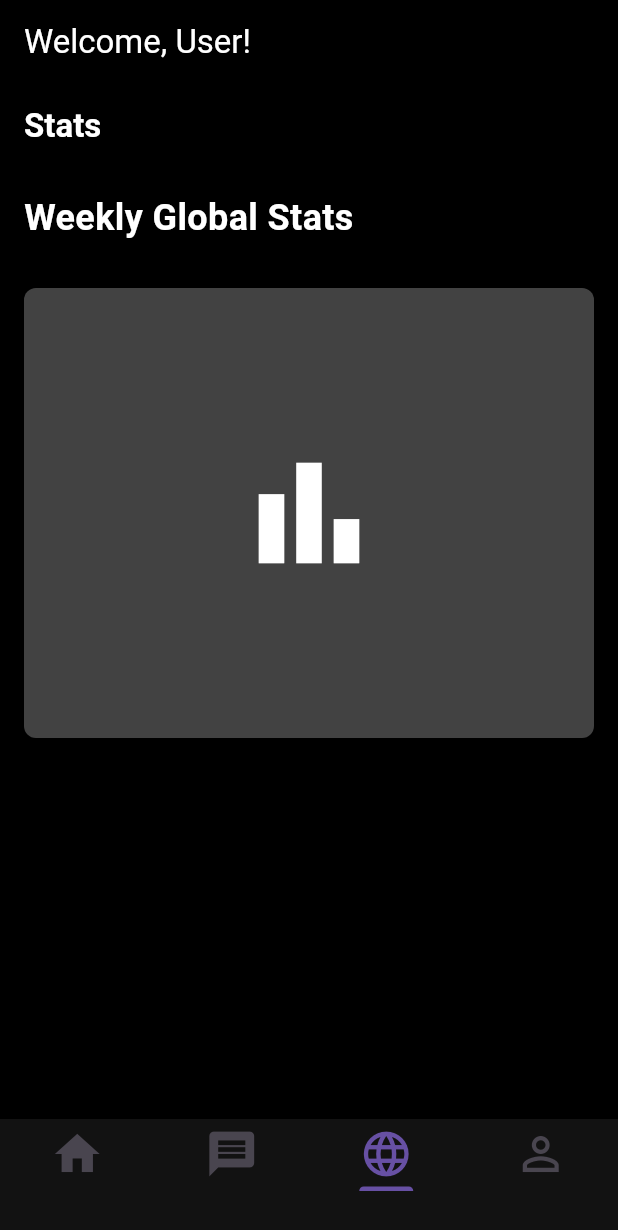
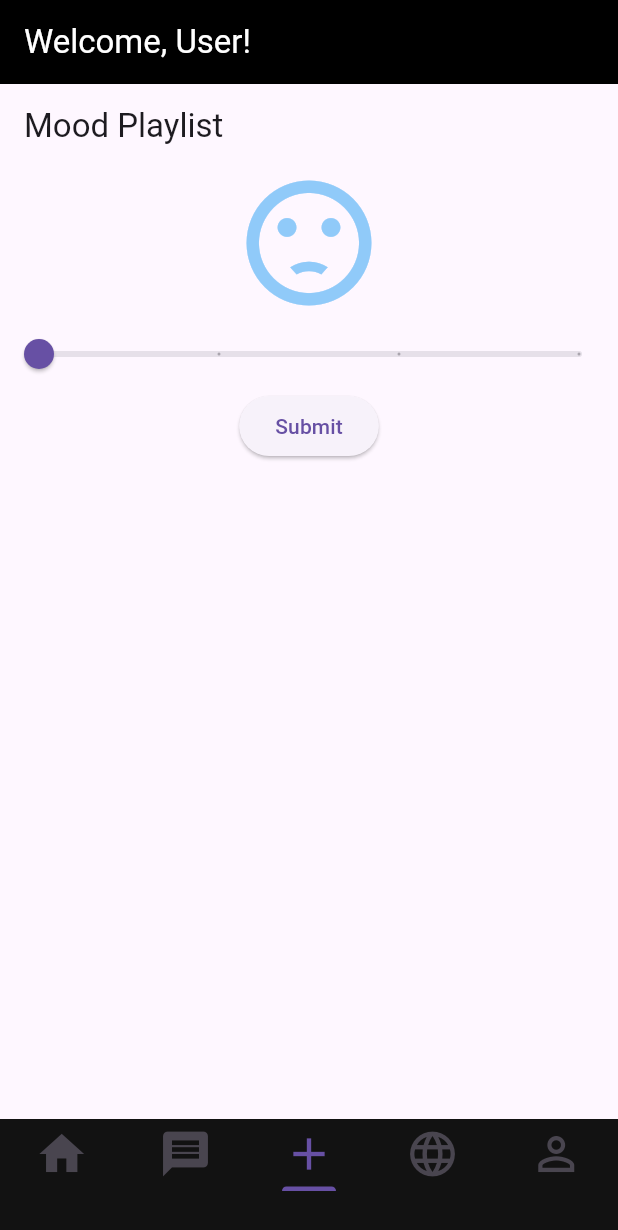
Before and after one commit to MysteryCoder456/maddata-2025, a Flutter app: the screen it shows after launch, item 3 of the bottom bar chosen, on a phone screen of 412 x 824 dp. Shown: the top 1230 px of the screen. Run offline on Flutter 3.47's test engine with Material 3 defaults, Android fonts, the phone set to English and light mode, and no system bars; our stand-ins replace flutter_dotenv, go_router, supabase_flutter; accounts and stored records are empty.

Commit message:
Playlist functionaility + changes to message UI + Changes to Profile

```diff
--- /dev/null
+++ b/lib/add.dart
@@ -0,0 +1,140 @@
+import 'package:flutter/material.dart';
+import 'package:supabase_flutter/supabase_flutter.dart';
+import 'package:http/http.dart' as http;
+import 'dart:convert';
+
+class MoodView extends StatefulWidget {
+  const MoodView({super.key});
+
+  @override
+  State<MoodView> createState() => _MoodViewState();
+}
+
+class _MoodViewState extends State<MoodView> {
+  double _moodValue = 0;
+  final List<String> _moods = ['Sad', 'Calm', 'Happy', 'Excited'];
+  List<dynamic> _playlist = [];
+
+  Future<void> fetchPlaylist() async {
+    final session = Supabase.instance.client.auth.currentSession!;
+    final token = session.providerToken;
+    if (token == null) {
+      print("No token found");
+      return;
+    }
+
+    print("Token: $token");
+
+    final genreUrl = Uri.parse('https://api.spotify.com/v1/recommendations/available-genre-seeds');
+    final genreResponse = await http.get(genreUrl, headers: {
+      'Authorization': 'Bearer $token',
+      'Content-Type': 'application/json',
+    });
+
+    if (genreResponse.statusCode == 200) {
+      final genres = json.decode(genreResponse.body)['genres'] as List<dynamic>;
+      if (genres.isEmpty) {
+        print("No genres available");
+        return;
+      }
+
+      // Map mood to genre (adjust as needed)
+      final moodToGenre = {
+        'Sad': 'blues',
+        'Calm': 'chill',
+        'Happy': 'pop',
+        'Excited': 'rock'
+      };
+      final selectedMood = _moods[_moodValue.toInt()];
+      final selectedGenre = moodToGenre[selectedMood] ?? genres.first;
+
+      print("Selected Genre: $selectedGenre");
+
+      final playlistUrl = Uri.parse(
+          'https://api.spotify.com/v1/recommendations/available-genre-seeds');
+      final playlistResponse = await http.get(playlistUrl, headers: {
+        'Authorization': 'Bearer $token',
+        'Content-Type': 'application/json',
+      });
+
+      if (playlistResponse.statusCode == 200) {
+        final data = json.decode(playlistResponse.body);
+        setState(() {
+          _playlist = data['tracks'];
+        });
+      } else {
+        print("Failed to fetch genres: ${genreResponse.statusCode}");
+        print("Response Body: ${genreResponse.body}");
+      }
+    } else {
+      print("Failed to fetch genres: ${genreResponse.statusCode}");
+      print("Response Body: ${genreResponse.body}");
+    }
+  }
+
+  Widget _getMoodFace() {
+    String mood = _moods[_moodValue.toInt()];
+    IconData icon;
+    switch (mood) {
+      case 'Sad':
+        icon = Icons.sentiment_dissatisfied; // Upside down smile
+        break;
+      case 'Calm':
+        icon = Icons.sentiment_neutral; // Straight face
+        break;
+      case 'Happy':
+        icon = Icons.sentiment_satisfied; // Normal smile
+        break;
+      case 'Excited':
+        icon = Icons.sentiment_very_satisfied; // Wide smile
+        break;
+      default:
+        icon = Icons.sentiment_neutral; // Default
+    }
+    return Icon(
+      icon,
+      size: 100,
+      color: Colors.blue[_moodValue.toInt() * 100 + 200],
+    );
+  }
+
+  @override
+  Widget build(BuildContext context) {
+    return Scaffold(
+      appBar: AppBar(title: Text('Mood Playlist')),
+      body: Column(
+        mainAxisAlignment: MainAxisAlignment.center,
+        children: [
+          _getMoodFace(),
+          Slider(
+            value: _moodValue,
+            min: 0,
+            max: 3,
+            divisions: 3,
+            label: _moods[_moodValue.toInt()],
+            onChanged: (value) {
+              setState(() => _moodValue = value);
+            },
+          ),
+          ElevatedButton(
+            onPressed: fetchPlaylist,
+            child: Text('Submit'),
+          ),
+          Expanded(
+            child: ListView.builder(
+              itemCount: _playlist.length,
+              itemBuilder: (context, index) {
+                final track = _playlist[index];
+                return ListTile(
+                  leading: Image.network(track['album']['images'][0]['url']),
+                  title: Text(track['name']),
+                  subtitle: Text(track['artists'][0]['name']),
+                );
+              },
+            ),
+          ),
+        ],
+      ),
+    );
+  }
+}
--- a/lib/home.dart
+++ b/lib/home.dart
@@ -2,7 +2,7 @@ import 'package:flutter/material.dart';
 import 'package:maddata2025/message_page.dart';
 import 'package:maddata2025/profile.dart';
 import 'package:maddata2025/stats.dart';
-
+import 'package:maddata2025/add.dart';
 import 'browser.dart';
 
 class HomePage extends StatelessWidget {
@@ -11,7 +11,7 @@ class HomePage extends StatelessWidget {
   @override
   Widget build(BuildContext context) {
     return DefaultTabController(
-      length: 4,
+      length: 5,
       child: Scaffold(
         backgroundColor: Color(0xFF121212), // Background color
         appBar: AppBar(
@@ -36,6 +36,9 @@ class HomePage extends StatelessWidget {
                         padding: EdgeInsets.symmetric(vertical: 3), // Adjust the bottom padding to move the icon higher
                         child: Icon(Icons.message, size: 36), )),
                 Tab(icon: Padding(
+                        padding: EdgeInsets.symmetric(vertical: 3), // Adjust the bottom padding to move the icon higher
+                        child: Icon(Icons.add, size: 36), )),
+                Tab(icon: Padding(
                         padding: EdgeInsets.symmetric(vertical: 5), // Adjust the bottom padding to move the icon higher
                         child: Icon(Icons.language_outlined, size: 36), )),
                 Tab(icon: Padding(
@@ -46,7 +49,7 @@ class HomePage extends StatelessWidget {
           ),
         ),
         body: const TabBarView(
-          children: [BrowserView(), MessagePage(), StatsPage(), ProfilePage()],
+          children: [BrowserView(), MessagePage(),MoodView(),StatsPage(), ProfilePage() ],
         ),
       ),
     );
--- a/lib/profile.dart
+++ b/lib/profile.dart
@@ -8,9 +8,9 @@ class ProfilePage extends StatefulWidget {
 }
 
 class _ProfilePageState extends State<ProfilePage> {
-  String name= "nkksxkks";
+  String name= "Advait Namboodiri";
   String location = "Madison, WI";
-  String recentSong = "Blinding Lights - The Weeknd";
+  String recentSong = "Tweaker - Liangelo Ball";
   String bio = "Lorem ipsum dolor sit amet, consectetur adipiscing elit, sed do eiusmod tempor incididunt ut labore et dolore magna aliqua. Ut enim ad minim veniam, quis nostrud exercitation ullamco laboris nisi ut aliquip ex ea commodo consequat. Duis aute irure dolor in reprehenderit in voluptate velit esse cillum dolore eu fugiat nulla pariatur. Excepteur sint occaecat cupidatat non proident, sunt in culpa qui officia deserunt mollit anim id est laborum.";
 
   void _editProfile() {
```
Also changed, not shown: lib/message_page.dart (+99 -14 lines).
